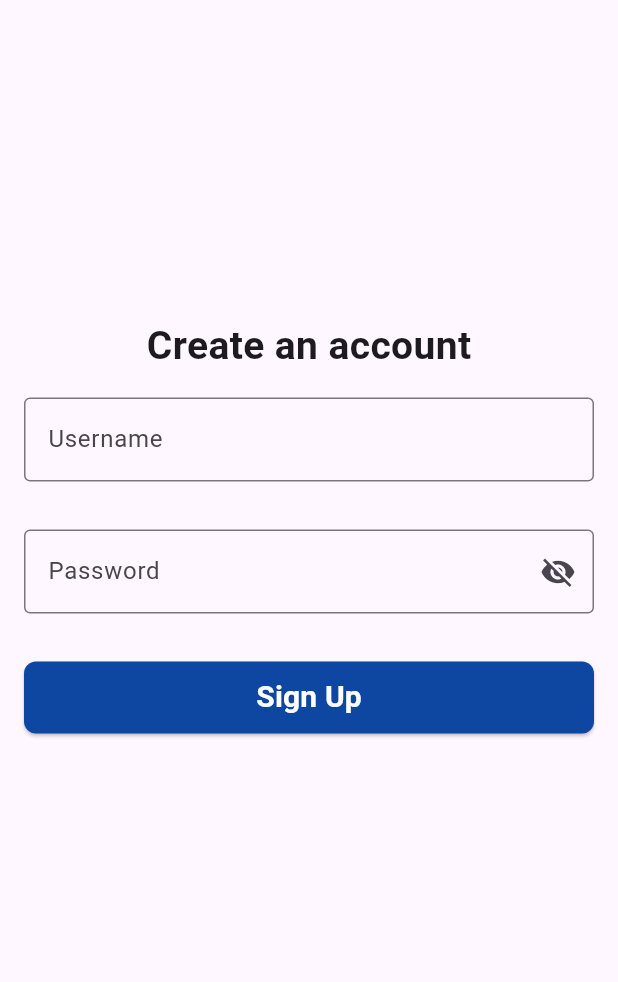
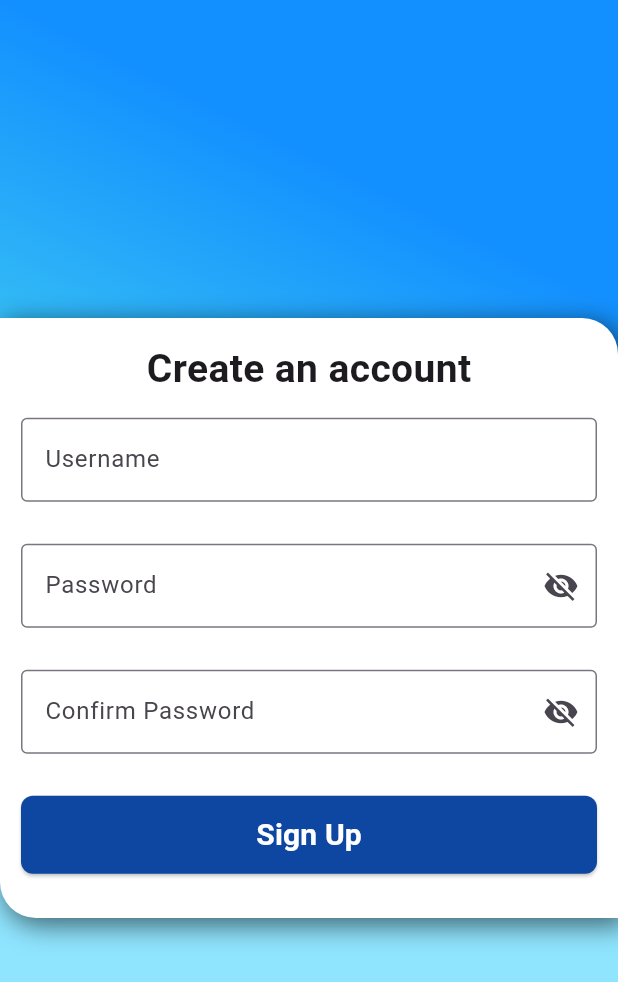
Before and after one commit to agetosunny/registration_app, a Flutter app: the Registration screen opened directly, on a phone screen of 412 x 824 dp. Shown: the top 982 px of the screen. Run offline on Flutter 3.47's test engine with Material 3 defaults, Android fonts, the phone set to English and light mode, and no system bars; our stand-ins replace shared_preferences; accounts and stored records are empty.

Commit message:
sign up page design changed

```diff
--- a/lib/registration.dart
+++ b/lib/registration.dart
@@ -9,14 +9,40 @@ class Registration extends StatefulWidget {
 }
 
 class _RegistrationState extends State<Registration> {
-  bool isSelected = true;
+  bool isSelectedPass = true;
+  bool isSelectedConfPass = true;
   @override
   Widget build(BuildContext context) {
     return Scaffold(
-      body: Center(
+      body: Container(
+         decoration: const BoxDecoration(
+          gradient: LinearGradient(
+            colors: [
+              Color.fromARGB(255, 19, 144, 255),
+              Color.fromARGB(255, 65, 206, 241),
+              Color.fromARGB(255, 143, 228, 254),
+            ],
+            begin: Alignment.topRight,
+            end: Alignment.bottomLeft,
+            stops: [0.2,0.5,0.1]
+          ),
+        ),
+        child: Center(
           child: Container(
             width: 450,
             height: 400,
+            decoration: const BoxDecoration(
+                  color: Colors.white,
+                  borderRadius: BorderRadius.only(bottomLeft: Radius.circular(24),topRight: Radius.circular(24)),
+                  boxShadow: [
+                    BoxShadow(
+                      color: Colors.black54,
+                      offset: Offset(4.0, 4.0),
+                      blurRadius: 14.0,
+                      spreadRadius: 1,
+                    ),
+                  ]),
+            child: Center(
               child: Column(
                 mainAxisSize: MainAxisSize.min,
                 children: [
@@ -28,7 +54,7 @@ class _RegistrationState extends State<Registration> {
                     ),
                   ),
                   Padding(
-                padding: EdgeInsets.all(16),
+                    padding: EdgeInsets.all(14),
                     child: TextField(
                       decoration: InputDecoration(
                         border: OutlineInputBorder(),
@@ -37,18 +63,18 @@ class _RegistrationState extends State<Registration> {
                     ),
                   ),
                   Padding(
-                padding: EdgeInsets.all(16),
+                    padding: EdgeInsets.all(14),
                     child: TextField(
-                  obscureText: isSelected,
+                      obscureText: isSelectedPass,
                       decoration: InputDecoration(
                         border: OutlineInputBorder(),
                         suffixIcon: IconButton(
                           icon: Icon(
-                        isSelected ? Icons.visibility_off : Icons.visibility,
+                            isSelectedPass ? Icons.visibility_off : Icons.visibility,
                           ),
                           onPressed: () {
                             setState(() {
-                          isSelected = !isSelected;
+                              isSelectedPass = !isSelectedPass;
                             });
                           },
                         ),
@@ -56,11 +82,31 @@ class _RegistrationState extends State<Registration> {
                       ),
                     ),
                   ),
+                  Padding(
+                    padding: EdgeInsets.all(14),
+                    child: TextField(
+                      obscureText: isSelectedConfPass,
+                      decoration: InputDecoration(
+                        border: OutlineInputBorder(),
+                        suffixIcon: IconButton(
+                          icon: Icon(
+                            isSelectedConfPass ? Icons.visibility_off : Icons.visibility,
+                          ),
+                          onPressed: () {
+                            setState(() {
+                              isSelectedConfPass = !isSelectedConfPass;
+                            });
+                          },
+                        ),
+                        labelText: "Confirm Password",
+                      ),
+                    ),
+                  ),
                   SizedBox(
                     width: double.infinity,
                     height: 80,
                     child: Padding(
-                  padding: const EdgeInsets.all(16),
+                      padding: const EdgeInsets.all(14),
                       child: ElevatedButton(
                         onPressed: () async {
                           Navigator.push(
@@ -88,6 +134,8 @@ class _RegistrationState extends State<Registration> {
               ),
             ),
           ),
+        ),
+      ),
     );
   }
 }
```
Lines whose indentation alone changed are shown as unchanged.
